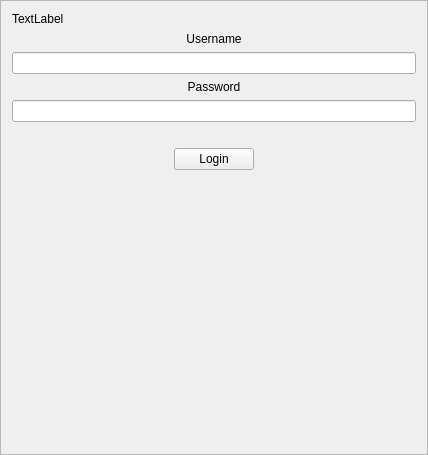
Old version of the form src/loginframe.ui in the repository murrple-1/BedChaser.
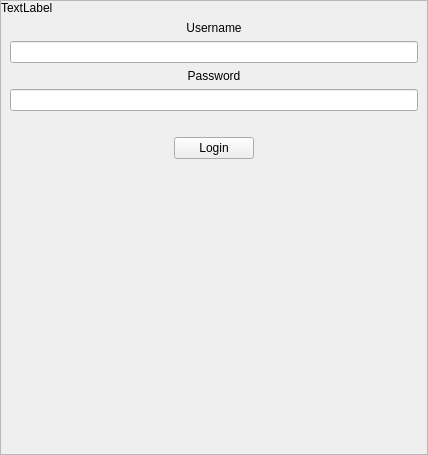
New version of the form.

```diff
--- a/src/loginframe.ui
+++ b/src/loginframe.ui
@@ -16,7 +16,19 @@
   <property name="frameShadow">
    <enum>QFrame::Raised</enum>
   </property>
-  <layout class="QVBoxLayout" name="verticalLayout">
+  <layout class="QVBoxLayout" name="verticalLayout_3">
+   <property name="leftMargin">
+    <number>0</number>
+   </property>
+   <property name="topMargin">
+    <number>0</number>
+   </property>
+   <property name="rightMargin">
+    <number>0</number>
+   </property>
+   <property name="bottomMargin">
+    <number>0</number>
+   </property>
    <item>
     <widget class="QLabel" name="logoLabel">
      <property name="text">
@@ -35,8 +47,18 @@
     </widget>
    </item>
    <item>
+    <layout class="QVBoxLayout" name="verticalLayout_2">
+     <property name="leftMargin">
+      <number>9</number>
+     </property>
+     <property name="rightMargin">
+      <number>9</number>
+     </property>
+     <item>
     <widget class="QLineEdit" name="usernameLineEdit"/>
    </item>
+    </layout>
+   </item>
    <item>
     <widget class="QLabel" name="passwordLabel">
      <property name="text">
@@ -48,6 +70,14 @@
     </widget>
    </item>
    <item>
+    <layout class="QVBoxLayout" name="verticalLayout">
+     <property name="leftMargin">
+      <number>9</number>
+     </property>
+     <property name="rightMargin">
+      <number>9</number>
+     </property>
+     <item>
     <widget class="QLineEdit" name="passwordLineEdit">
      <property name="echoMode">
       <enum>QLineEdit::Password</enum>
@@ -56,6 +86,8 @@
       <string/>
      </property>
     </widget>
+     </item>
+    </layout>
    </item>
    <item>
     <widget class="QLabel" name="errorLabel">
```
Lines whose indentation alone changed are shown as unchanged.
